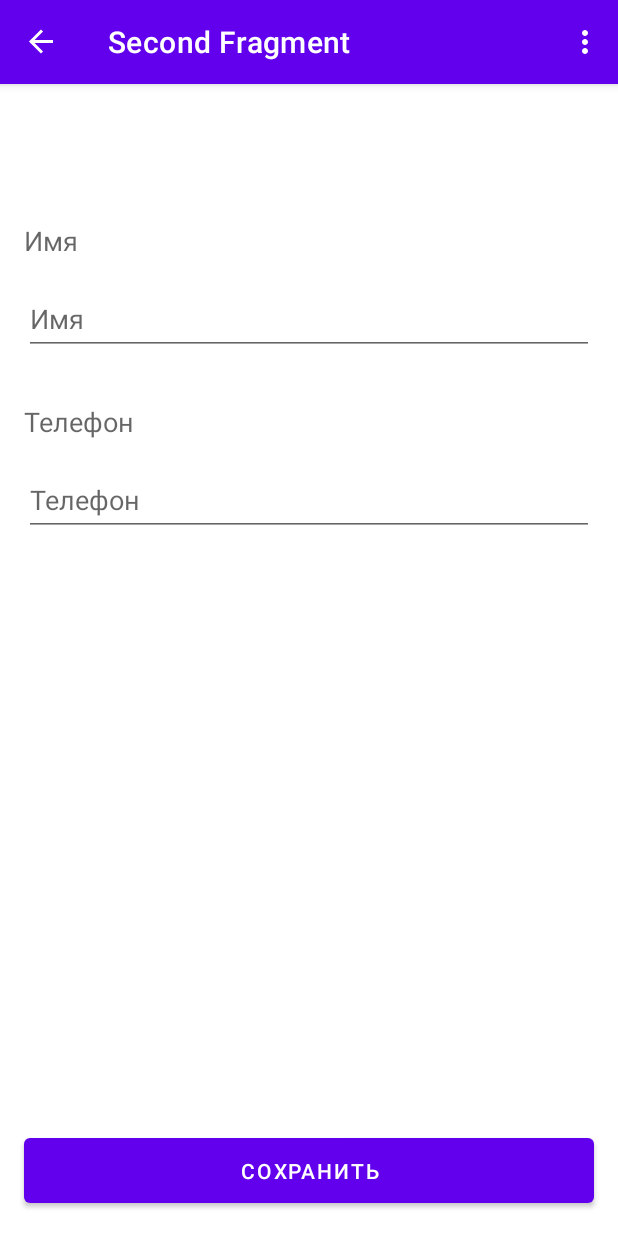
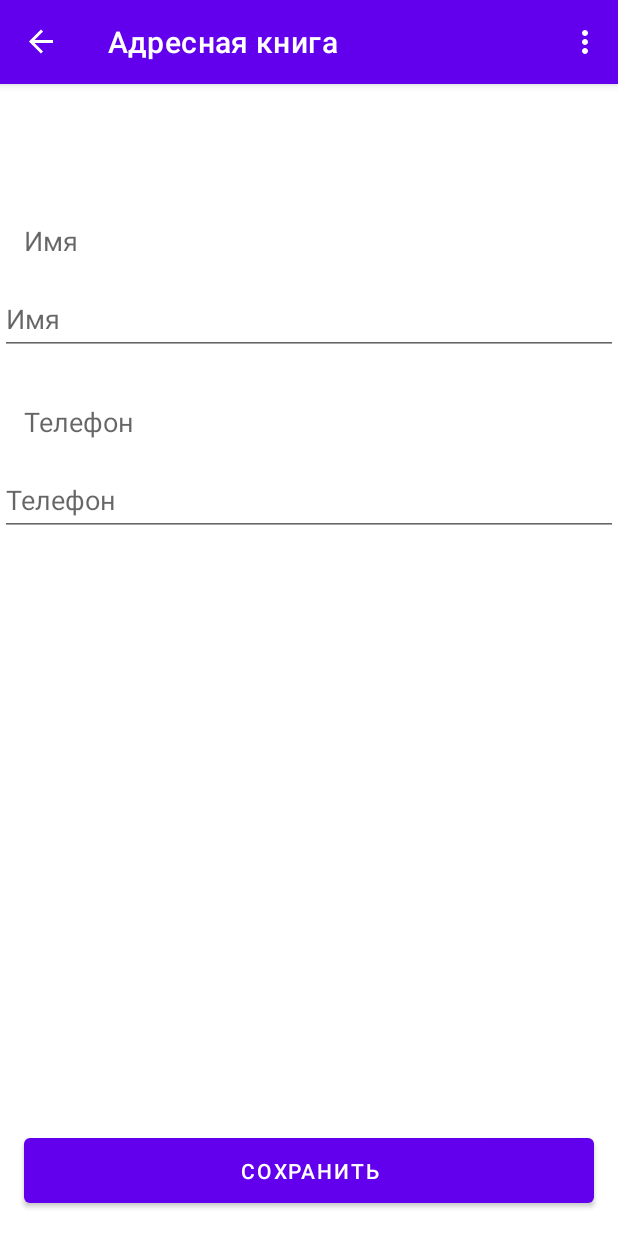
Before and after one commit to YarPodl/AddressBook, an Android app: the ContactViewFragment screen opened through its navigation route, on a phone screen of 412 x 824 dp. Run offline under Robolectric (Android 15) with nearby library versions, the light colour scheme and no system bars; our stand-ins replace navigation-ui.

Commit message:
Исправления, доработки

```diff
--- a/app/src/main/java/com/example/addressbook/ContactViewFragment.kt
+++ b/app/src/main/java/com/example/addressbook/ContactViewFragment.kt
@@ -6,6 +6,7 @@ import android.view.LayoutInflater
 import android.view.View
 import android.view.ViewGroup
 import androidx.appcompat.widget.Toolbar
+import androidx.navigation.fragment.findNavController
 import com.example.addressbook.data.ContactEntry
 import com.example.addressbook.databinding.FragmentSecondBinding
 
@@ -96,9 +97,12 @@ class ContactViewFragment : Fragment() {
 
         if (contact.id != null)
         {
+            mainActivity.currentContact = contact
             mainActivity.databaseAdapter.update(contact)
         }
         else {
+            mainActivity.currentContact = null
+            findNavController().navigate(R.id.action_SecondFragment_to_FirstFragment)
             mainActivity.databaseAdapter.insert(contact)
         }
     }
--- a/app/src/main/res/layout/activity_main.xml
+++ b/app/src/main/res/layout/activity_main.xml
@@ -13,6 +13,7 @@
 
         <androidx.appcompat.widget.Toolbar
             android:id="@+id/toolbar"
+            android:label="@string/mainLabel"
             android:layout_width="match_parent"
             android:layout_height="?attr/actionBarSize"
             android:background="?attr/colorPrimary"
--- a/app/src/main/res/layout/fragment_first.xml
+++ b/app/src/main/res/layout/fragment_first.xml
@@ -12,6 +12,7 @@
         android:layout_width="match_parent"
         android:layout_height="match_parent"
         android:scrollbarStyle="insideOverlay"
+        android:scrollbars="vertical"
         app:layout_constraintBottom_toBottomOf="parent"
         app:layout_constraintEnd_toEndOf="parent"
         app:layout_constraintHorizontal_bias="0.0"
--- a/app/src/main/res/layout/fragment_second.xml
+++ b/app/src/main/res/layout/fragment_second.xml
@@ -1,19 +1,37 @@
 <?xml version="1.0" encoding="utf-8"?>
-<androidx.constraintlayout.widget.ConstraintLayout xmlns:android="http://schemas.android.com/apk/res/android"
-    xmlns:app="http://schemas.android.com/apk/res-auto"
+
+<androidx.constraintlayout.widget.ConstraintLayout
+
+    xmlns:android="http://schemas.android.com/apk/res/android"
     xmlns:tools="http://schemas.android.com/tools"
+
     android:layout_width="match_parent"
     android:layout_height="match_parent"
+    xmlns:app="http://schemas.android.com/apk/res-auto"
     tools:context=".ContactViewFragment">
+
+    <ScrollView
+        android:id="@+id/scrollView"
+        android:layout_width="match_parent"
+        android:layout_height="0dp"
+        app:layout_constraintLeft_toLeftOf="parent"
+        app:layout_constraintRight_toRightOf="parent"
+        app:layout_constraintTop_toTopOf="parent"
+        app:layout_constraintBottom_toTopOf="@id/contactControl">
+
+        <androidx.constraintlayout.widget.ConstraintLayout
+            android:layout_width="match_parent"
+            android:layout_height="wrap_content">
+
 
             <ImageView
                 android:id="@+id/contactImage"
                 android:layout_width="match_parent"
                 android:layout_height="wrap_content"
-        android:minHeight="60dp"
                 android:layout_marginTop="16dp"
                 android:layout_marginBottom="16dp"
                 android:contentDescription="@string/imgDecs"
+                android:minHeight="60dp"
                 app:layout_constraintBottom_toBottomOf="parent"
                 app:layout_constraintHorizontal_bias="1.0"
                 app:layout_constraintLeft_toLeftOf="parent"
@@ -25,8 +43,8 @@
                 android:id="@+id/textView"
                 android:layout_width="wrap_content"
                 android:layout_height="wrap_content"
+                android:layout_marginStart="16dp"
                 android:layout_marginTop="16dp"
-        android:layout_marginStart="16dp"
                 android:text="@string/ContactNameField"
                 android:textAppearance="?android:attr/textAppearanceMedium"
                 app:layout_constraintBottom_toTopOf="@id/edit_text_person_name"
@@ -39,8 +57,6 @@
                 android:layout_height="wrap_content"
                 android:layout_marginTop="16dp"
                 android:layout_marginBottom="16dp"
-        android:layout_marginStart="16dp"
-        android:layout_marginEnd="16dp"
                 android:autofillHints="name"
                 android:ems="10"
                 android:hint="@string/ContactNameField"
@@ -49,14 +65,15 @@
                 app:layout_constraintBottom_toTopOf="@id/textView2"
                 app:layout_constraintLeft_toLeftOf="parent"
                 app:layout_constraintRight_toRightOf="parent"
-        app:layout_constraintTop_toBottomOf="@id/textView" />
+                app:layout_constraintTop_toBottomOf="@id/textView"
+                tools:ignore="DuplicateSpeakableTextCheck" />
 
             <TextView
                 android:id="@+id/textView2"
                 android:layout_width="wrap_content"
                 android:layout_height="wrap_content"
+                android:layout_marginStart="16dp"
                 android:layout_marginTop="16dp"
-        android:layout_marginStart="16dp"
                 android:text="@string/ContactPhoneField"
                 android:textAppearance="?android:attr/textAppearanceMedium"
                 app:layout_constraintBottom_toTopOf="@id/editTextPhone"
@@ -68,8 +85,6 @@
                 android:layout_width="match_parent"
                 android:layout_height="wrap_content"
                 android:layout_marginTop="16dp"
-        android:layout_marginStart="16dp"
-        android:layout_marginEnd="16dp"
                 android:autofillHints="phone"
                 android:ems="10"
                 android:hint="@string/ContactPhoneField"
@@ -77,18 +92,21 @@
                 android:minHeight="48dp"
                 app:layout_constraintLeft_toLeftOf="parent"
                 app:layout_constraintRight_toRightOf="parent"
-        app:layout_constraintTop_toBottomOf="@id/textView2" />
+                app:layout_constraintTop_toBottomOf="@id/textView2"
+                tools:ignore="DuplicateSpeakableTextCheck" />
+
+        </androidx.constraintlayout.widget.ConstraintLayout>
+    </ScrollView>
 
     <Button
         android:id="@+id/contactControl"
+        android:layout_width="match_parent"
         android:layout_height="55dp"
-        android:layout_width="match_parent"
         android:layout_marginStart="16dp"
         android:layout_marginEnd="16dp"
         android:layout_marginBottom="16dp"
-        android:text="Button"
+        android:text="@string/button"
         app:layout_constraintBottom_toBottomOf="parent"
         app:layout_constraintEnd_toEndOf="parent"
         app:layout_constraintLeft_toLeftOf="parent" />
-
 </androidx.constraintlayout.widget.ConstraintLayout>
--- a/app/src/main/res/menu/menu_main.xml
+++ b/app/src/main/res/menu/menu_main.xml
@@ -1,5 +1,6 @@
 <menu xmlns:android="http://schemas.android.com/apk/res/android"
     xmlns:app="http://schemas.android.com/apk/res-auto"
     xmlns:tools="http://schemas.android.com/tools"
-    tools:context="com.example.addressbook.MainActivity">
+    tools:context="com.example.addressbook.MainActivity"
+    >
 </menu>
--- a/app/src/main/res/navigation/nav_graph.xml
+++ b/app/src/main/res/navigation/nav_graph.xml
@@ -8,7 +8,7 @@
     <fragment
         android:id="@+id/FirstFragment"
         android:name="com.example.addressbook.ContactListFragment"
-        android:label="@string/first_fragment_label"
+        android:label="@string/mainLabel"
         tools:layout="@layout/fragment_first">
 
         <action
@@ -18,7 +18,7 @@
     <fragment
         android:id="@+id/SecondFragment"
         android:name="com.example.addressbook.ContactViewFragment"
-        android:label="@string/second_fragment_label"
+        android:label="@string/mainLabel"
         tools:layout="@layout/fragment_second">
 
         <action
--- a/app/src/main/res/values/strings.xml
+++ b/app/src/main/res/values/strings.xml
@@ -16,4 +16,6 @@
     <string name="save">Сохранить</string>
     <string name="newContact">Новый контакт</string>
     <string name="deleteContact">Удалить контакт</string>
+    <string name="mainLabel">Адресная книга</string>
+    <string name="button">Button</string>
 </resources>
```
Lines whose indentation alone changed are shown as unchanged.
